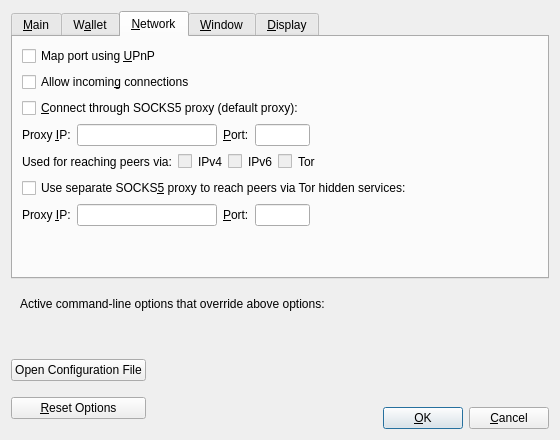
Before: the Qt Designer form src/qt/forms/optionsdialog.ui in minblock/workcoin, drawn with Qt 5.
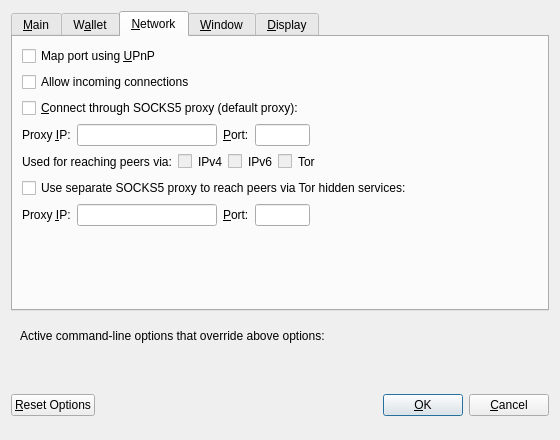
After: the same form once the commit is applied. The open tabs and pages were chosen to show the change. Custom widgets are drawn as their Qt base class.

What changed in the file:
```diff
--- a/src/qt/forms/optionsdialog.ui
+++ b/src/qt/forms/optionsdialog.ui
@@ -202,7 +202,7 @@
           <string>Accept connections from outside.</string>
          </property>
          <property name="text">
-          <string>Allow incomin&amp;g connections</string>
+          <string>Allow incoming connections</string>
          </property>
         </widget>
        </item>
@@ -399,7 +399,7 @@
           <string>Connect to the WorkCoin network through a separate SOCKS5 proxy for Tor hidden services.</string>
          </property>
          <property name="text">
-          <string>Use separate SOCKS&amp;5 proxy to reach peers via Tor hidden services:</string>
+          <string>Use separate SOCKS5 proxy to reach peers via Tor hidden services:</string>
          </property>
         </widget>
        </item>
@@ -692,21 +692,6 @@
    <item>
     <layout class="QHBoxLayout" name="horizontalLayout_Buttons">
      <item>
-      <layout class="QVBoxLayout" name="verticalLayout_Buttons">
-       <item>
-        <widget class="QPushButton" name="openBitcoinConfButton">
-         <property name="toolTip">
-          <string>Open the %1 configuration file from the working directory.</string>
-         </property>
-         <property name="text">
-          <string>Open Configuration File</string>
-         </property>
-         <property name="autoDefault">
-          <bool>false</bool>
-         </property>
-        </widget>
-       </item>
-       <item>
         <widget class="QPushButton" name="resetButton">
          <property name="toolTip">
           <string>Reset all client options to default.</string>
@@ -719,8 +704,6 @@
          </property>
         </widget>
        </item>
-      </layout>
-     </item>
      <item>
       <spacer name="horizontalSpacer_1">
        <property name="orientation">
@@ -773,23 +756,6 @@
       </spacer>
      </item>
      <item>
-      <layout class="QVBoxLayout" name="verticalLayout_4">
-       <item>
-        <spacer name="verticalSpacer">
-         <property name="orientation">
-          <enum>Qt::Vertical</enum>
-         </property>
-         <property name="sizeHint" stdset="0">
-          <size>
-           <width>20</width>
-           <height>40</height>
-          </size>
-         </property>
-        </spacer>
-       </item>
-       <item>
-        <layout class="QHBoxLayout" name="horizontalLayout">
-         <item>
           <widget class="QPushButton" name="okButton">
            <property name="text">
             <string>&amp;OK</string>
@@ -815,10 +781,6 @@
         </layout>
        </item>
       </layout>
-     </item>
-    </layout>
-   </item>
-  </layout>
  </widget>
  <customwidgets>
   <customwidget>
```
Left out of the diff: 24 changed lines with no effect on the pictures. Lines whose indentation alone changed are shown as unchanged.
